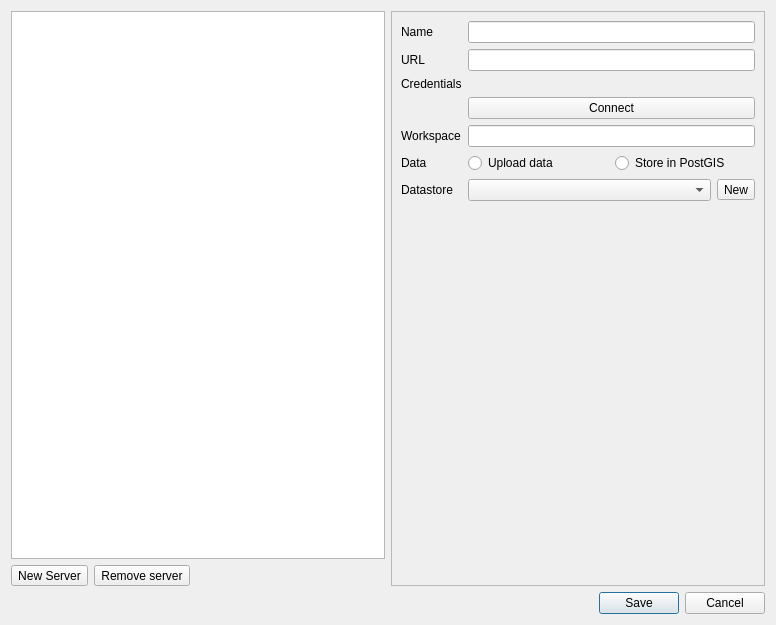
First picture: the form in geocatbridge/ui/serverconnectionsdialog.ui, repository GeoCat/qgis-bridge-plugin, before the edit.
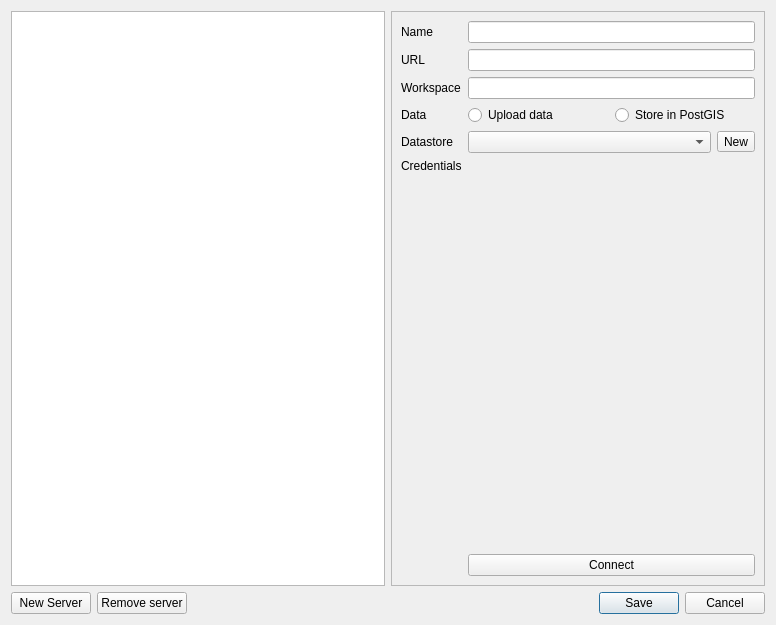
Second picture: the form after the edit.

What changed in the file:
```diff
--- a/geocatbridge/ui/serverconnectionsdialog.ui
+++ b/geocatbridge/ui/serverconnectionsdialog.ui
@@ -21,37 +21,6 @@
        <item>
         <widget class="QListWidget" name="listServers"/>
        </item>
-       <item>
-        <layout class="QHBoxLayout" name="horizontalLayout">
-         <item>
-          <widget class="QToolButton" name="buttonNew">
-           <property name="text">
-            <string>New Server</string>
-           </property>
-          </widget>
-         </item>
-         <item>
-          <widget class="QToolButton" name="buttonRemove">
-           <property name="text">
-            <string>Remove server</string>
-           </property>
-          </widget>
-         </item>
-         <item>
-          <spacer name="horizontalSpacer">
-           <property name="orientation">
-            <enum>Qt::Horizontal</enum>
-           </property>
-           <property name="sizeHint" stdset="0">
-            <size>
-             <width>40</width>
-             <height>20</height>
-            </size>
-           </property>
-          </spacer>
-         </item>
-        </layout>
-       </item>
       </layout>
      </item>
      <item>
@@ -127,41 +96,24 @@
         <layout class="QHBoxLayout" name="horizontalLayout_2">
          <item>
           <layout class="QGridLayout" name="gridLayout_2">
-           <item row="0" column="1">
-            <widget class="QLineEdit" name="txtGeoserverName"/>
-           </item>
-           <item row="6" column="0">
-            <widget class="QLabel" name="label_7">
-             <property name="text">
-              <string>Datastore</string>
+           <item row="7" column="2">
+            <widget class="QWidget" name="geoserverAuthWidget" native="true">
+             <property name="sizePolicy">
+              <sizepolicy hsizetype="Minimum" vsizetype="Minimum">
+               <horstretch>0</horstretch>
+               <verstretch>0</verstretch>
+              </sizepolicy>
              </property>
             </widget>
            </item>
-           <item row="1" column="0">
-            <widget class="QLabel" name="label_4">
+           <item row="7" column="0">
+            <widget class="QLabel" name="label_5">
              <property name="text">
-              <string>URL</string>
+              <string>Credentials</string>
              </property>
             </widget>
            </item>
-           <item row="2" column="1">
-            <widget class="QWidget" name="geoserverAuthWidget" native="true"/>
-           </item>
-           <item row="6" column="1">
-            <layout class="QHBoxLayout" name="horizontalLayout_6">
-             <item>
-              <widget class="QComboBox" name="comboDatastore"/>
-             </item>
-             <item>
-              <widget class="QToolButton" name="btnNewDatastore">
-               <property name="text">
-                <string>New</string>
-               </property>
-              </widget>
-             </item>
-            </layout>
-           </item>
-           <item row="5" column="1">
+           <item row="5" column="2">
             <layout class="QHBoxLayout" name="horizontalLayout_5">
              <item>
               <widget class="QRadioButton" name="radioUploadData">
@@ -179,10 +131,30 @@
              </item>
             </layout>
            </item>
-           <item row="2" column="0">
-            <widget class="QLabel" name="label_5">
+           <item row="1" column="0">
+            <widget class="QLabel" name="label_4">
              <property name="text">
-              <string>Credentials</string>
+              <string>URL</string>
+             </property>
+            </widget>
+           </item>
+           <item row="1" column="2">
+            <widget class="QLineEdit" name="txtGeoserverUrl"/>
+           </item>
+           <item row="0" column="2">
+            <widget class="QLineEdit" name="txtGeoserverName"/>
+           </item>
+           <item row="0" column="0">
+            <widget class="QLabel" name="label_3">
+             <property name="text">
+              <string>Name</string>
+             </property>
+            </widget>
+           </item>
+           <item row="6" column="0">
+            <widget class="QLabel" name="label_7">
+             <property name="text">
+              <string>Datastore</string>
              </property>
             </widget>
            </item>
@@ -193,35 +165,19 @@
              </property>
             </widget>
            </item>
-           <item row="1" column="1">
-            <widget class="QLineEdit" name="txtGeoserverUrl"/>
-           </item>
-           <item row="0" column="0">
-            <widget class="QLabel" name="label_3">
-             <property name="text">
-              <string>Name</string>
-             </property>
-            </widget>
-           </item>
-           <item row="7" column="0">
-            <spacer name="verticalSpacer_2">
-             <property name="orientation">
-              <enum>Qt::Vertical</enum>
-             </property>
-             <property name="sizeHint" stdset="0">
-              <size>
-               <width>20</width>
-               <height>40</height>
-              </size>
-             </property>
-            </spacer>
-           </item>
-           <item row="3" column="1">
-            <widget class="QPushButton" name="btnConnectGeoserver">
-             <property name="text">
-              <string>Connect</string>
-             </property>
-            </widget>
+           <item row="6" column="2">
+            <layout class="QHBoxLayout" name="horizontalLayout_6">
+             <item>
+              <widget class="QComboBox" name="comboDatastore"/>
+             </item>
+             <item>
+              <widget class="QToolButton" name="btnNewDatastore">
+               <property name="text">
+                <string>New</string>
+               </property>
+              </widget>
+             </item>
+            </layout>
            </item>
            <item row="4" column="0">
             <widget class="QLabel" name="label_16">
@@ -230,9 +186,29 @@
              </property>
             </widget>
            </item>
-           <item row="4" column="1">
+           <item row="4" column="2">
             <widget class="QLineEdit" name="txtGeoserverWorkspace"/>
            </item>
+           <item row="9" column="2">
+            <widget class="QPushButton" name="btnConnectGeoserver">
+             <property name="text">
+              <string>Connect</string>
+             </property>
+            </widget>
+           </item>
+           <item row="8" column="0">
+            <spacer name="verticalSpacer_2">
+             <property name="orientation">
+              <enum>Qt::Vertical</enum>
+             </property>
+             <property name="sizeHint" stdset="0">
+              <size>
+               <width>20</width>
+               <height>40</height>
+              </size>
+             </property>
+            </spacer>
+           </item>
           </layout>
          </item>
         </layout>
@@ -392,14 +368,49 @@
     </layout>
    </item>
    <item>
-    <widget class="QDialogButtonBox" name="buttonBox">
-     <property name="orientation">
-      <enum>Qt::Horizontal</enum>
-     </property>
-     <property name="standardButtons">
-      <set>QDialogButtonBox::Cancel|QDialogButtonBox::Save</set>
-     </property>
-    </widget>
+    <layout class="QHBoxLayout" name="horizontalLayout_7">
+     <item>
+      <layout class="QHBoxLayout" name="horizontalLayout">
+       <item>
+        <widget class="QPushButton" name="buttonNew">
+         <property name="text">
+          <string>New Server</string>
+         </property>
+        </widget>
+       </item>
+       <item>
+        <widget class="QPushButton" name="buttonRemove">
+         <property name="text">
+          <string>Remove server</string>
+         </property>
+        </widget>
+       </item>
+       <item>
+        <spacer name="horizontalSpacer">
+         <property name="orientation">
+          <enum>Qt::Horizontal</enum>
+         </property>
+         <property name="sizeHint" stdset="0">
+          <size>
+           <width>40</width>
+           <height>20</height>
+          </size>
+         </property>
+        </spacer>
+       </item>
+      </layout>
+     </item>
+     <item>
+      <widget class="QDialogButtonBox" name="buttonBox">
+       <property name="orientation">
+        <enum>Qt::Horizontal</enum>
+       </property>
+       <property name="standardButtons">
+        <set>QDialogButtonBox::Cancel|QDialogButtonBox::Save</set>
+       </property>
+      </widget>
+     </item>
+    </layout>
    </item>
   </layout>
  </widget>
```
Left out of the diff: 35 changed lines with no effect on the pictures.
